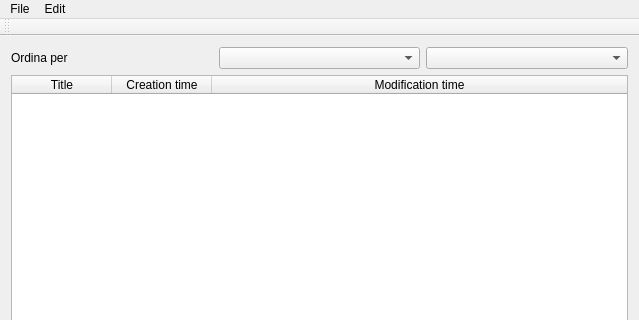
This is gnudo-cpp-ui-qt/mainwindow.ui in matteoalessiocarrara/GNUDO-cpp-ui-qt as Qt 5 draws it before an edit; both pictures show x 0 to 639 and y 0 to 320 of the 639 by 486 pixel window. The edited form follows.
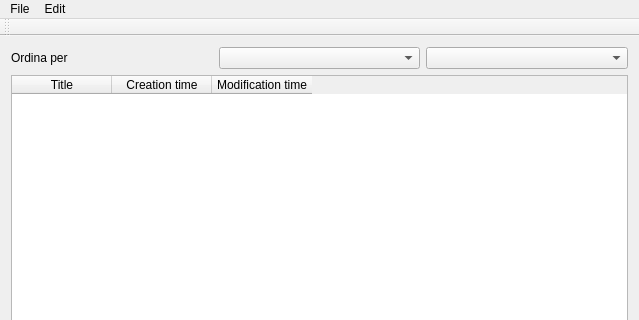
This is the edited form.

Commit message: Migliorata larghezza automatica delle colonne

The edit to the form file:
```diff
--- a/gnudo-cpp-ui-qt/mainwindow.ui
+++ b/gnudo-cpp-ui-qt/mainwindow.ui
@@ -34,6 +34,9 @@
     </item>
     <item>
      <widget class="QTableWidget" name="tableWidget">
+      <property name="horizontalScrollBarPolicy">
+       <enum>Qt::ScrollBarAsNeeded</enum>
+      </property>
       <property name="editTriggers">
        <set>QAbstractItemView::NoEditTriggers</set>
       </property>
@@ -49,11 +52,14 @@
       <attribute name="horizontalHeaderCascadingSectionResizes">
        <bool>true</bool>
       </attribute>
+      <attribute name="horizontalHeaderDefaultSectionSize">
+       <number>100</number>
+      </attribute>
       <attribute name="horizontalHeaderShowSortIndicator" stdset="0">
        <bool>false</bool>
       </attribute>
       <attribute name="horizontalHeaderStretchLastSection">
-       <bool>true</bool>
+       <bool>false</bool>
       </attribute>
       <attribute name="verticalHeaderVisible">
        <bool>false</bool>
```
The commit also changes 1 other file.
